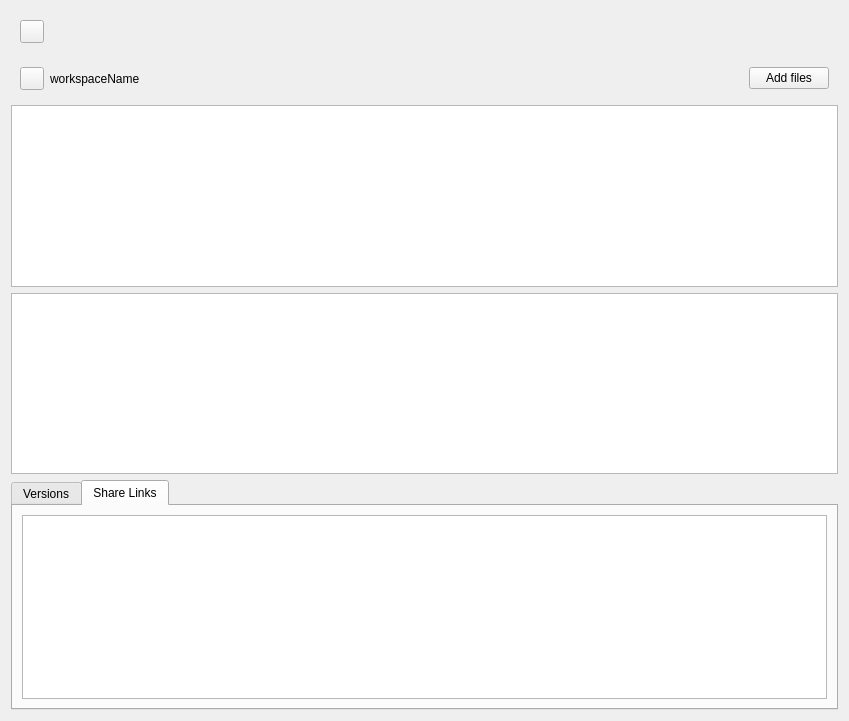
This is WorkspaceView.ui in Ondsel-Development/Ondsel-Lens-Addon as Qt 5 draws it before an edit. The edited form follows.
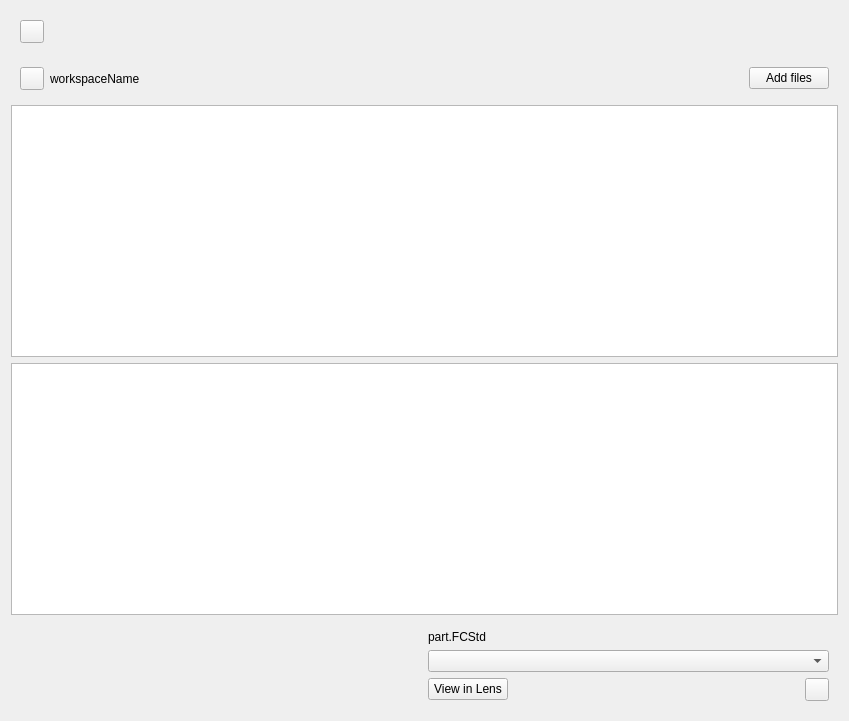
This is the edited form. The open tabs and pages were chosen to show the change. Icons and pictures are not drawn.

Commit message: Replace the file details QTabWidget.

The edit to the form file:
```diff
--- a/WorkspaceView.ui
+++ b/WorkspaceView.ui
@@ -129,36 +129,70 @@
     </widget>
    </item>
    <item>
-    <widget class="QTabWidget" name="fileDetails">
-     <property name="enabled">
-      <bool>true</bool>
-     </property>
-     <property name="currentIndex">
-      <number>0</number>
-     </property>
-     <widget class="QWidget" name="Versions">
-      <attribute name="title">
-       <string>Versions</string>
-      </attribute>
-      <layout class="QFormLayout" name="formLayout">
-       <item row="0" column="0" colspan="2">
-        <widget class="QListView" name="versionsView"/>
-       </item>
-      </layout>
-     </widget>
-     <widget class="QWidget" name="ShareLinks">
-      <property name="enabled">
-       <bool>true</bool>
-      </property>
-      <attribute name="title">
-       <string>Share Links</string>
-      </attribute>
-      <layout class="QFormLayout" name="formLayout_2">
-       <item row="0" column="0" colspan="2">
-        <widget class="QListView" name="linksView"/>
-       </item>
-      </layout>
-     </widget>
+    <widget class="QFrame" name="fileDetails">
+     <layout class="QHBoxLayout">
+      <item>
+       <widget class="QLabel" name="thumbnail_label">
+        <property name="sizePolicy">
+         <sizepolicy hsizetype="Expanding" vsizetype="Fixed">
+          <horstretch>0</horstretch>
+          <verstretch>0</verstretch>
+         </sizepolicy>
+        </property>
+       </widget>
+      </item>
+      <item>
+       <layout class="QVBoxLayout">
+        <item>
+         <widget class="QLabel" name="fileNameLabel">
+          <property name="text">
+           <string>part.FCStd</string>
+          </property>
+         </widget>
+        </item>
+        <item>
+         <widget class="QComboBox" name="versionsComboBox"/>
+        </item>
+        <item>
+         <layout class="QHBoxLayout">
+          <item>
+           <widget class="QPushButton" name="viewOnlineBtn">
+            <property name="toolTip">
+             <string>Open this model in your webbrowser through Ondsel Lens</string>
+            </property>
+            <property name="text">
+             <string>View in Lens</string>
+            </property>
+           </widget>
+          </item>
+          <item>
+           <spacer name="horizontalSpacer_4">
+            <property name="orientation">
+             <enum>Qt::Horizontal</enum>
+            </property>
+            <property name="sizeHint" stdset="0">
+             <size>
+              <width>40</width>
+              <height>20</height>
+             </size>
+            </property>
+           </spacer>
+          </item>
+          <item>
+           <widget class="QToolButton" name="shareBtn">
+            <property name="toolTip">
+             <string>Create and manage share links of this model</string>
+            </property>
+            <property name="text">
+             <string></string>
+            </property>
+           </widget>
+          </item>
+         </layout>
+        </item>
+       </layout>
+      </item>
+     </layout>
     </widget>
    </item>
   </layout>
```
The commit also changes 5 other files.
